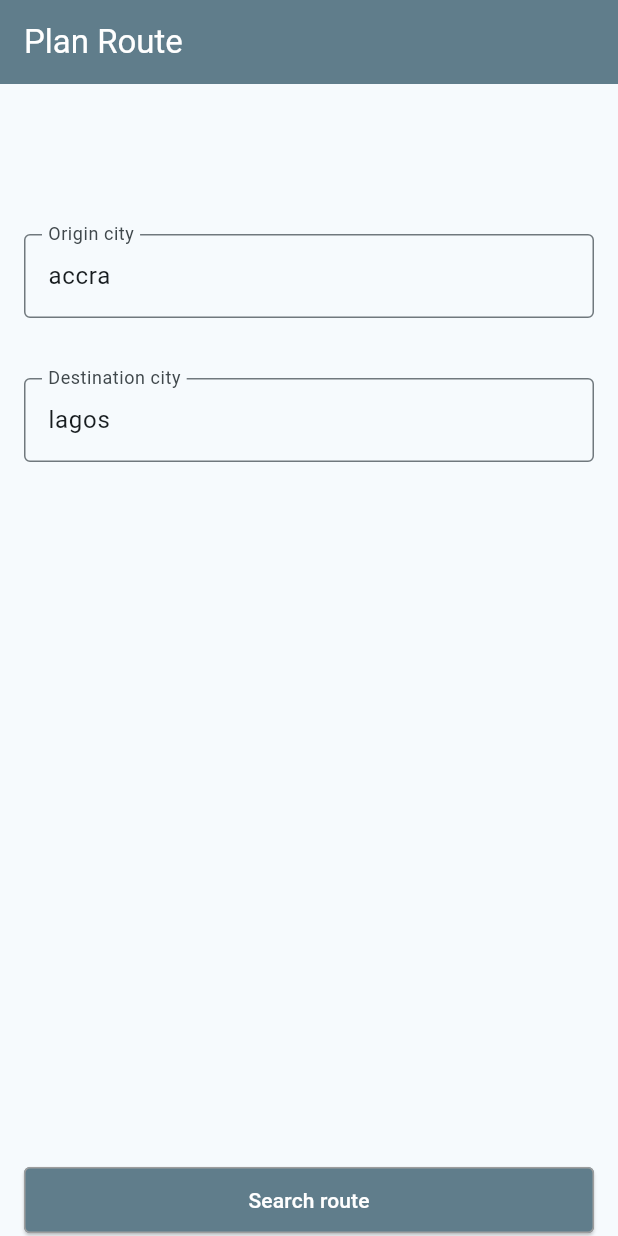
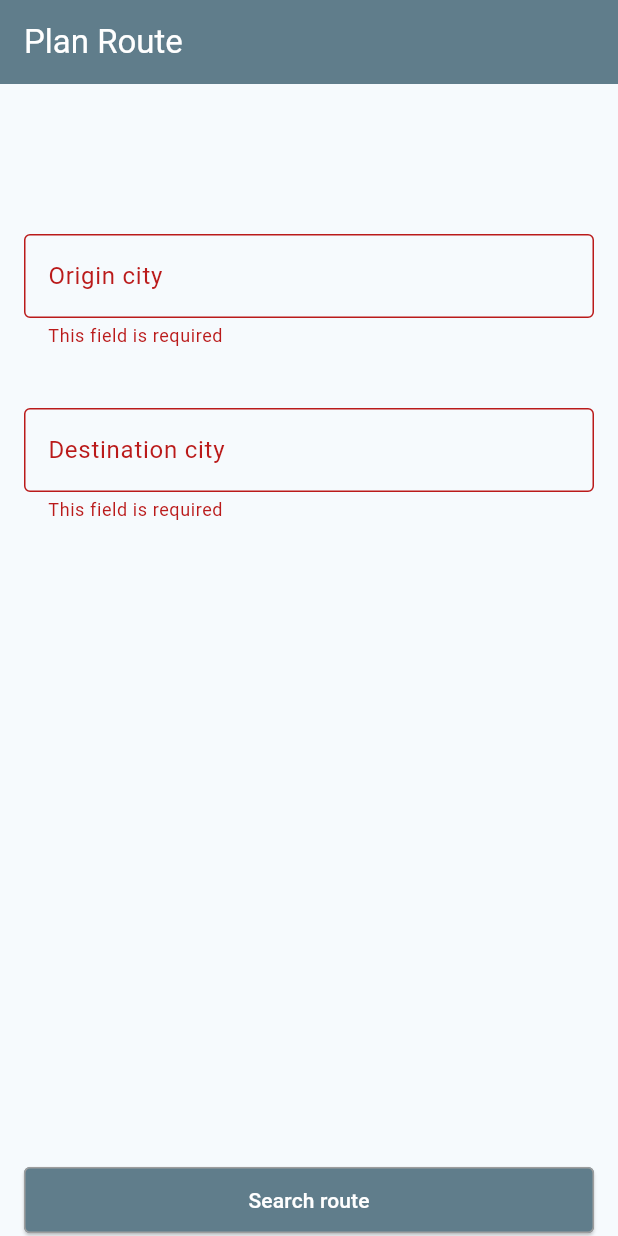
Before and after one commit to MafedoXor/route_planner, a Flutter app: the screen it shows after launch, on a phone screen of 412 x 824 dp. Run offline on Flutter 3.47's test engine with Material 3 defaults, Android fonts, the phone set to English and light mode, and no system bars.

Commit message:
removed todo

```diff
--- a/route_planner/lib/screens/plan_route/plan_route_screen.dart
+++ b/route_planner/lib/screens/plan_route/plan_route_screen.dart
@@ -18,15 +18,6 @@ class _PlanRouteScreenState extends State<PlanRouteScreen> {
 
   bool isLoading = false;
   bool isValidationChecked = false;
-
-  @override
-  void initState() {
-    super.initState();
-
-    //TODO: remove this
-    originController.text = 'accra';
-    destinationController.text = 'lagos';
-  }
 
   @override
   void dispose() {
```
